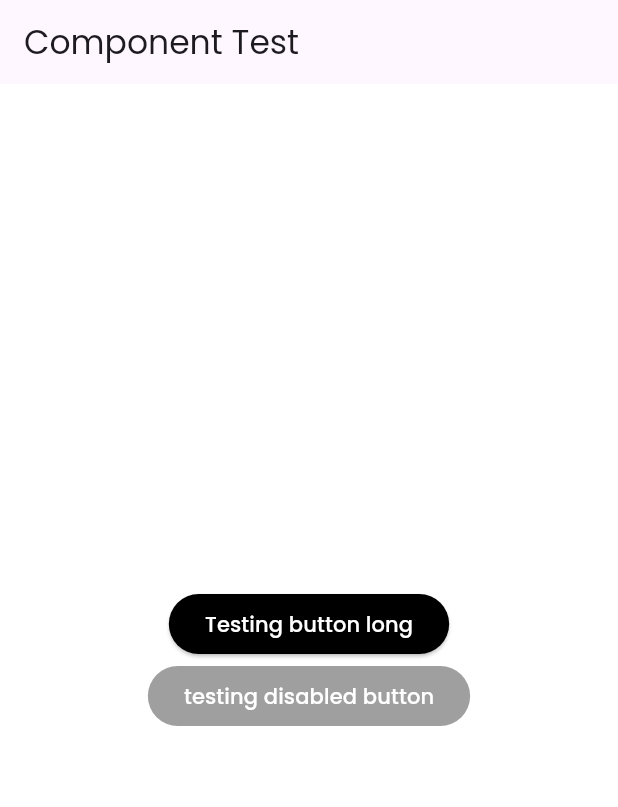
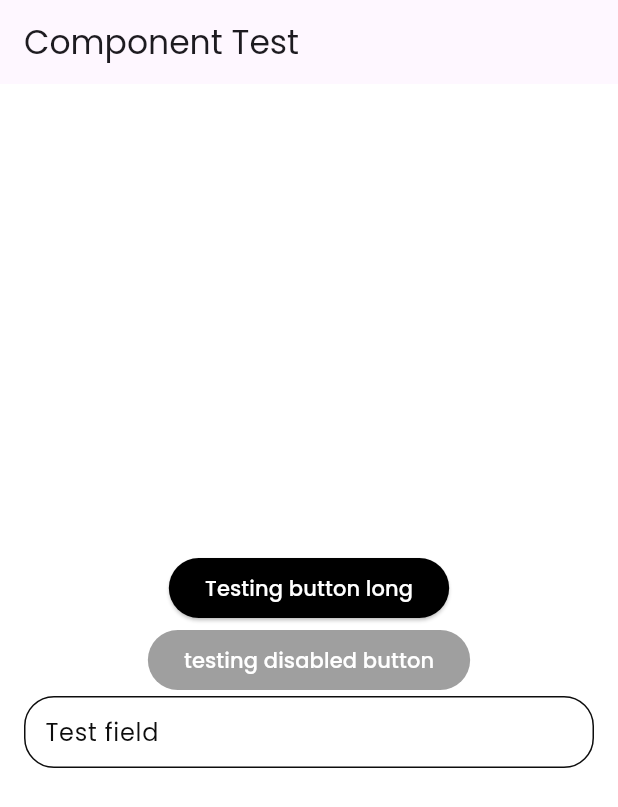
Before and after one commit to adnangomugomu/membership-app, a Flutter app: the screen it shows after launch, on a phone screen of 412 x 824 dp. Shown: the top 807 px of the screen. Run offline on Flutter 3.47's test engine with Material 3 defaults, Android fonts, the phone set to English and light mode, and no system bars; our stand-ins replace google_fonts.

Commit message:
[Feat] text field base

```diff
--- a/lib/main.dart
+++ b/lib/main.dart
@@ -2,6 +2,7 @@ import 'package:flutter/material.dart';
 import 'package:ifixied_membership_app/theme/app_theme.dart';
 
 import 'ui/components/app_button.dart';
+import 'ui/components/app_text_field.dart';
 
 import 'theme/app_colors.dart';
 
@@ -21,7 +22,6 @@ class MyApp extends StatelessWidget {
 
       home: Scaffold(
         appBar: AppBar(title: const Text('Component Test')),
-
         body: Center(
           child: Column(
             mainAxisSize: MainAxisSize.min,
@@ -33,6 +33,10 @@ class MyApp extends StatelessWidget {
                 },
               ),
               AppButton(onPressed: null, text: 'testing disabled button'),
+              AppTextField(
+                label: 'Test field',
+                hintText: "Fill with anything",
+              )
             ],
           ),
         ),
--- a/lib/theme/app_colors.dart
+++ b/lib/theme/app_colors.dart
@@ -4,9 +4,9 @@ class AppColors {
   AppColors._();
 
   //Brand
-  static const Color primary = Color(111111);
+  static const Color primary = Color.fromARGB(242, 0, 0, 0);
   static const Color secondary = Color(0xFFBBBFC4);
-  static const Color primary_text = Color(111111);
+  static const Color primary_text = Color.fromARGB(233, 14, 14, 14);
   static const Color secondary_text = Color(646464);
   static const Color tersiery_text = Color (0xffFFFFFF);
   static const Color background = Color (0xffFFFFFF);
--- a/lib/theme/app_theme.dart
+++ b/lib/theme/app_theme.dart
@@ -11,9 +11,7 @@ class AppTheme {
 
     scaffoldBackgroundColor: Colors.white,
 
-    textTheme: GoogleFonts.poppinsTextTheme(
-      ThemeData.light().textTheme,
-    ),
+    textTheme: GoogleFonts.poppinsTextTheme(ThemeData.light().textTheme),
 
     elevatedButtonTheme: ElevatedButtonThemeData(
       style: ElevatedButton.styleFrom(
@@ -21,7 +19,22 @@ class AppTheme {
         foregroundColor: AppColors.buttonText,
 
         disabledBackgroundColor: AppColors.disabledbuttonbackground,
-        disabledForegroundColor: AppColors.buttonText
+        disabledForegroundColor: AppColors.buttonText,
+      ),
+    ),
+    inputDecorationTheme: InputDecorationTheme(
+      contentPadding: EdgeInsets.symmetric(horizontal: 10),
+      labelStyle: TextStyle(
+        color: AppColors.primary
+      ),
+      border: OutlineInputBorder(borderRadius: BorderRadius.circular(20)),
+      enabledBorder: OutlineInputBorder(
+        borderRadius: BorderRadius.circular(20),
+        borderSide: BorderSide(color: AppColors.primary),
+      ),
+      focusedBorder: OutlineInputBorder(
+        borderRadius: BorderRadius.circular(20),
+        borderSide: BorderSide(color: AppColors.primary),
       ),
     ),
   );
--- /dev/null
+++ b/lib/ui/components/app_text_field.dart
@@ -0,0 +1,49 @@
+import 'package:flutter/material.dart';
+
+class AppTextField extends StatelessWidget {
+  final String? label;
+  final String? hintText;
+  final TextEditingController? controller;
+  final bool obscureText;
+  final bool enabled;
+  final TextInputType? keyboardType;
+  final String? Function(String?)? validator;
+  final Widget? prefixIcon;
+  final Widget? suffixIcon;
+  final ValueChanged<String>? onChanged;
+
+  const AppTextField({
+    super.key,
+    this.label,
+    this.hintText,
+    this.controller,
+    this.obscureText = false,
+    this.enabled = true,
+    this.keyboardType,
+    this.validator,
+    this.prefixIcon,
+    this.suffixIcon,
+    this.onChanged,
+  });
+
+  @override
+  Widget build(BuildContext context) {
+    return Padding(
+      padding: const EdgeInsets.symmetric(horizontal: 16),
+      child: TextFormField(
+        controller: controller,
+        obscureText: obscureText,
+        enabled: enabled,
+        keyboardType: keyboardType,
+        validator: validator,
+        onChanged: onChanged,
+        decoration: InputDecoration(
+          labelText: label,
+          hintText: hintText,
+          prefixIcon: prefixIcon,
+          suffixIcon: suffixIcon,
+        ),
+      ),
+    );
+  }
+}
```
